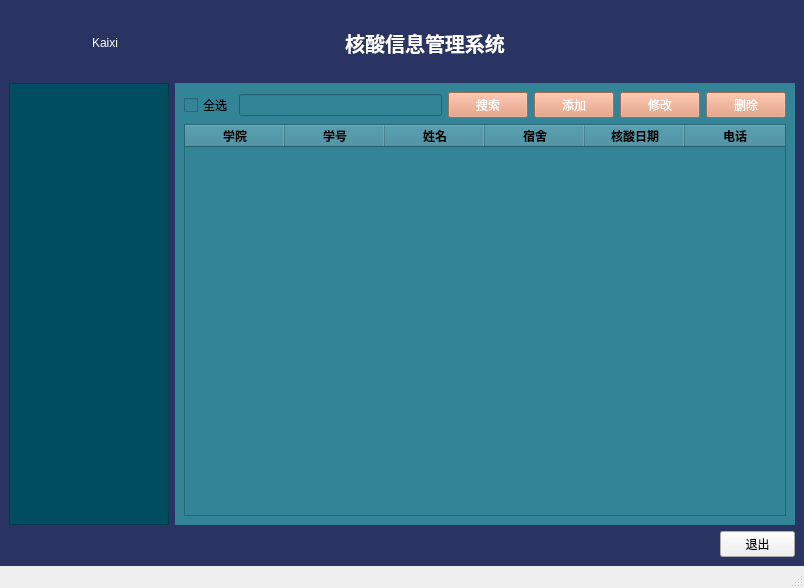
Before: the Qt Designer form covid19/mainwindow.ui in AllenKaixuan/QT-Database, drawn with Qt 5.
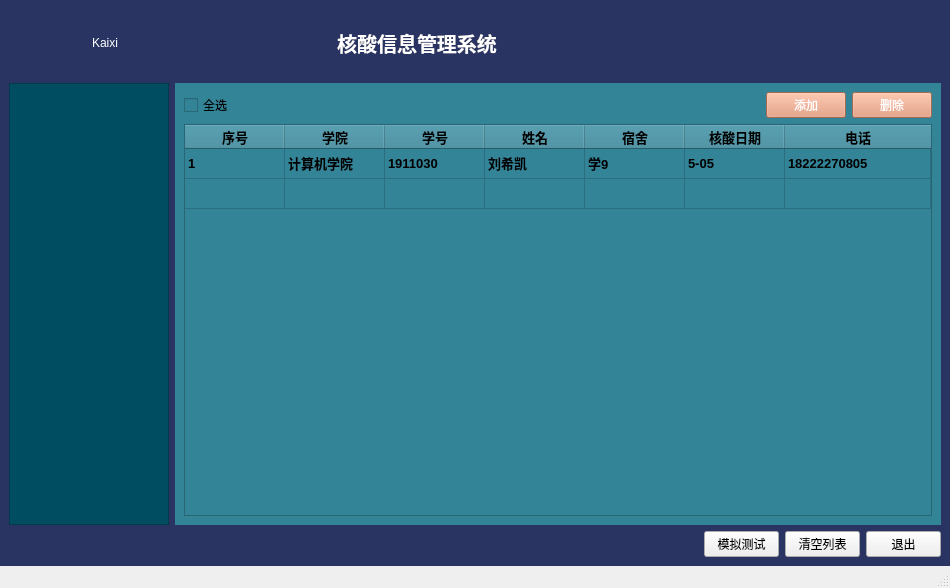
After: the same form once the commit is applied. Icons and pictures are not drawn.

The edit to the form file:
```diff
--- a/covid19/mainwindow.ui
+++ b/covid19/mainwindow.ui
@@ -6,13 +6,13 @@
    <rect>
     <x>0</x>
     <y>0</y>
-    <width>804</width>
+    <width>950</width>
     <height>588</height>
    </rect>
   </property>
   <property name="minimumSize">
    <size>
-    <width>150</width>
+    <width>170</width>
     <height>0</height>
    </size>
   </property>
@@ -38,8 +38,8 @@
 </string>
    </property>
    <layout class="QGridLayout" name="gridLayout_3">
-    <item row="3" column="2">
-     <widget class="QPushButton" name="pushButton">
+    <item row="2" column="2">
+     <widget class="QPushButton" name="btn_simulation">
       <property name="maximumSize">
        <size>
         <width>75</width>
@@ -47,11 +47,11 @@
        </size>
       </property>
       <property name="text">
-       <string>退出</string>
+       <string>模拟测试</string>
       </property>
      </widget>
     </item>
-    <item row="2" column="0">
+    <item row="1" column="0">
      <widget class="QTreeWidget" name="treeWidget">
       <property name="minimumSize">
        <size>
@@ -87,7 +87,20 @@
       </column>
      </widget>
     </item>
-    <item row="0" column="0" rowspan="2" colspan="2">
+    <item row="2" column="4">
+     <widget class="QPushButton" name="pushButton">
+      <property name="maximumSize">
+       <size>
+        <width>75</width>
+        <height>16777215</height>
+       </size>
+      </property>
+      <property name="text">
+       <string>退出</string>
+      </property>
+     </widget>
+    </item>
+    <item row="0" column="0" colspan="2">
      <widget class="QWidget" name="widget" native="true">
       <property name="styleSheet">
        <string notr="true">color:rgb(255, 255, 255)</string>
@@ -187,7 +200,27 @@
       </layout>
      </widget>
     </item>
-    <item row="2" column="1" colspan="2">
+    <item row="2" column="1">
+     <widget class="QLabel" name="lable_4">
+      <property name="text">
+       <string/>
+      </property>
+     </widget>
+    </item>
+    <item row="2" column="3">
+     <widget class="QPushButton" name="btn_clear">
+      <property name="maximumSize">
+       <size>
+        <width>75</width>
+        <height>16777215</height>
+       </size>
+      </property>
+      <property name="text">
+       <string>清空列表</string>
+      </property>
+     </widget>
+    </item>
+    <item row="1" column="1" colspan="4">
      <widget class="QStackedWidget" name="stackedWidget">
       <property name="minimumSize">
        <size>
@@ -204,6 +237,19 @@
       <widget class="QWidget" name="page"/>
       <widget class="QWidget" name="page_2">
        <layout class="QGridLayout" name="gridLayout_4">
+        <item row="0" column="1">
+         <spacer name="horizontalSpacer_3">
+          <property name="orientation">
+           <enum>Qt::Horizontal</enum>
+          </property>
+          <property name="sizeHint" stdset="0">
+           <size>
+            <width>40</width>
+            <height>20</height>
+           </size>
+          </property>
+         </spacer>
+        </item>
         <item row="0" column="0">
          <widget class="QCheckBox" name="checkBox">
           <property name="text">
@@ -211,53 +257,8 @@
           </property>
          </widget>
         </item>
-        <item row="0" column="1">
-         <widget class="QLineEdit" name="lineEdit"/>
-        </item>
-        <item row="0" column="2">
-         <widget class="QPushButton" name="pushButton_4">
-          <property name="styleSheet">
-           <string notr="true">QPushButton{
-background-color:rgba(229,149,114,1);
-font: 700 9pt &quot;Microsoft YaHei UI&quot;;
-color:rgb(255, 255, 255)
-}</string>
-          </property>
-          <property name="text">
-           <string>搜索</string>
-          </property>
-         </widget>
-        </item>
-        <item row="0" column="4">
-         <widget class="QPushButton" name="pushButton_2">
-          <property name="styleSheet">
-           <string notr="true">QPushButton{
-background-color:rgba(229,149,114,1);
-font: 700 9pt &quot;Microsoft YaHei UI&quot;;
-color:rgb(255, 255, 255)
-}</string>
-          </property>
-          <property name="text">
-           <string>修改</string>
-          </property>
-         </widget>
-        </item>
         <item row="0" column="3">
-         <widget class="QPushButton" name="pushButton_3">
-          <property name="styleSheet">
-           <string notr="true">QPushButton{
-background-color:rgba(229,149,114,1);
-font: 700 9pt &quot;Microsoft YaHei UI&quot;;
-color:rgb(255, 255, 255)
-}</string>
-          </property>
-          <property name="text">
-           <string>添加</string>
-          </property>
-         </widget>
-        </item>
-        <item row="0" column="5">
-         <widget class="QPushButton" name="pushButton_5">
+         <widget class="QPushButton" name="btn_del">
           <property name="styleSheet">
            <string notr="true">QPushButton{
 background-color:rgba(229,149,114,1);
@@ -270,8 +271,49 @@
           </property>
          </widget>
         </item>
-        <item row="1" column="0" colspan="6">
+        <item row="0" column="2">
+         <widget class="QPushButton" name="btn_add">
+          <property name="styleSheet">
+           <string notr="true">QPushButton{
+background-color:rgba(229,149,114,1);
+font: 700 9pt &quot;Microsoft YaHei UI&quot;;
+color:rgb(255, 255, 255)
+}</string>
+          </property>
+          <property name="text">
+           <string>添加</string>
+          </property>
+         </widget>
+        </item>
+        <item row="1" column="0" colspan="4">
          <widget class="QTableWidget" name="tableWidget">
+          <property name="font">
+           <font>
+            <pointsize>10</pointsize>
+            <bold>true</bold>
+           </font>
+          </property>
+          <attribute name="horizontalHeaderStretchLastSection">
+           <bool>true</bool>
+          </attribute>
+          <attribute name="verticalHeaderVisible">
+           <bool>false</bool>
+          </attribute>
+          <row>
+           <property name="text">
+            <string/>
+           </property>
+          </row>
+          <row>
+           <property name="text">
+            <string/>
+           </property>
+          </row>
+          <column>
+           <property name="text">
+            <string>序号</string>
+           </property>
+          </column>
           <column>
            <property name="text">
             <string>学院</string>
@@ -332,6 +374,41 @@
             </font>
            </property>
           </column>
+          <item row="0" column="0">
+           <property name="text">
+            <string>1</string>
+           </property>
+          </item>
+          <item row="0" column="1">
+           <property name="text">
+            <string>计算机学院</string>
+           </property>
+          </item>
+          <item row="0" column="2">
+           <property name="text">
+            <string>1911030</string>
+           </property>
+          </item>
+          <item row="0" column="3">
+           <property name="text">
+            <string>刘希凯</string>
+           </property>
+          </item>
+          <item row="0" column="4">
+           <property name="text">
+            <string>学9</string>
+           </property>
+          </item>
+          <item row="0" column="5">
+           <property name="text">
+            <string>5-05</string>
+           </property>
+          </item>
+          <item row="0" column="6">
+           <property name="text">
+            <string>18222270805</string>
+           </property>
+          </item>
          </widget>
         </item>
        </layout>
@@ -345,7 +422,7 @@
     <rect>
      <x>0</x>
      <y>0</y>
-     <width>804</width>
+     <width>950</width>
      <height>25</height>
     </rect>
    </property>
```
